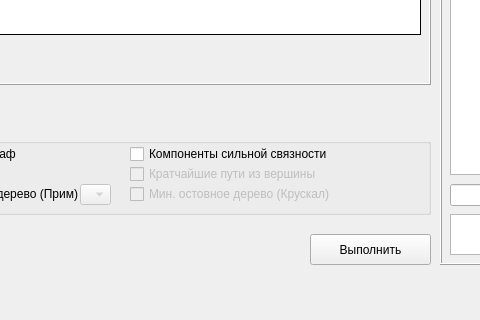
Before: the Qt Designer form form.ui in JustGostuY/Graph-Editor-Qt, drawn with Qt 5; both pictures show x 340 to 820 and y 176 to 496 of the 1139 by 496 pixel window.
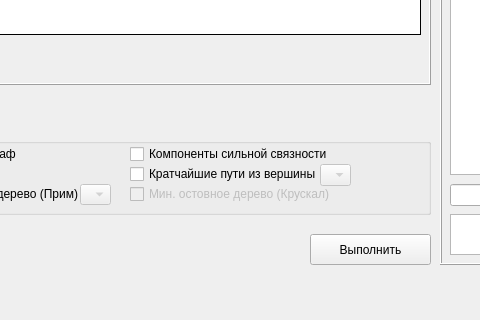
After: the same form once the commit is applied. Icons and pictures are not drawn.

Diff of the .ui file:
```diff
--- a/form.ui
+++ b/form.ui
@@ -620,7 +620,7 @@
     </widget>
     <widget class="QCheckBox" name="check_dekstra">
      <property name="enabled">
-      <bool>false</bool>
+      <bool>true</bool>
      </property>
      <property name="geometry">
       <rect>
@@ -672,6 +672,19 @@
       <cursorShape>PointingHandCursor</cursorShape>
      </property>
     </widget>
+    <widget class="QComboBox" name="combo_vertices_2">
+     <property name="enabled">
+      <bool>false</bool>
+     </property>
+     <property name="geometry">
+      <rect>
+       <x>650</x>
+       <y>40</y>
+       <width>31</width>
+       <height>22</height>
+      </rect>
+     </property>
+    </widget>
    </widget>
    <widget class="QFrame" name="matrix">
     <property name="geometry">
```
Left out of the diff: 12 changed lines with no effect on the pictures.
